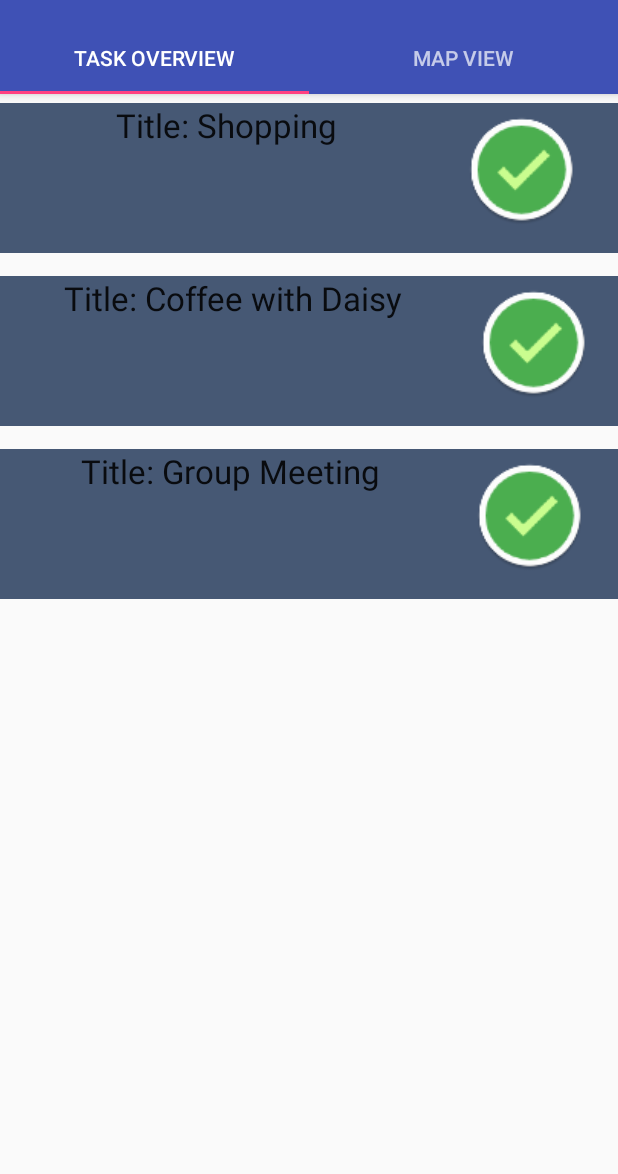
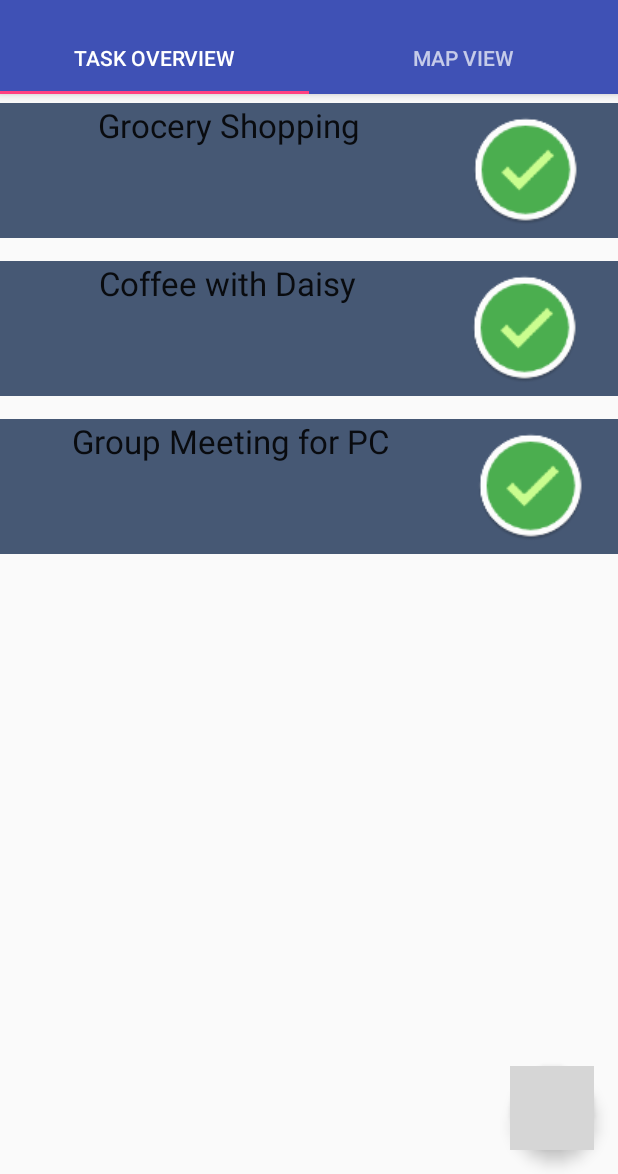
Before and after one commit to dflaxx/unima-pc2016, an Android app: the screen it shows after launch (StartActivity), on a phone screen of 412 x 824 dp, the part 62-1236 px from its top. Run offline under Robolectric (Android 15) with nearby library versions, the phone set to English and light mode, and no system bars; grey boxes are pictures that could not be loaded.

Commit message:
Added new SQL-Statements Created new Test-Data

```diff
--- a/TaskLoc/app/src/main/java/de/unima/pc2016/taskloc/application/activities/TaskListAdapter.java
+++ b/TaskLoc/app/src/main/java/de/unima/pc2016/taskloc/application/activities/TaskListAdapter.java
@@ -14,6 +14,7 @@ import java.util.ArrayList;
 import java.util.List;
 
 import de.unima.pc2016.taskloc.R;
+import de.unima.pc2016.taskloc.application.database.DataSource;
 import de.unima.pc2016.taskloc.application.database.TaskDataObject;
 
 /**
@@ -24,21 +25,49 @@ public class TaskListAdapter extends BaseAdapter {
     private List<TaskDataObject> taskList;
     private LayoutInflater mInflater;
     private Context context;
+    private DataSource dataSource;
 
 
-
-    public TaskListAdapter(Context context, ArrayList d, Resources res){
+    public TaskListAdapter(Context context, DataSource dataSource){
         super();
         this.context = context;
         taskList = new ArrayList<TaskDataObject>();
         mInflater = ( LayoutInflater ) context.
                 getSystemService(Context.LAYOUT_INFLATER_SERVICE);
+        this.dataSource = dataSource;
     }
 
     public void addTask(TaskDataObject newTask){
         taskList.add(newTask);
         Log.d(TAG,"Update Adapter was called for "+ newTask.getTitle());
         notifyDataSetChanged();
+    }
+
+    public void removeTaskByID(int id){
+        int counter = 0;
+        Thread t1 = new DeleteTaskFromDatabaseThread(id,dataSource);
+        t1.start();
+        for(TaskDataObject tmp : taskList){
+            if(tmp.getId() == id){
+                taskList.remove(counter);
+                break;
+            }
+            counter++;
+        }
+        notifyDataSetChanged();
+
+    }
+
+    private class DeleteTaskFromDatabaseThread extends Thread{
+        private int taskID;
+        private DataSource ds;
+        public DeleteTaskFromDatabaseThread(int taskID, DataSource ds){
+            this.taskID = taskID;
+            this.ds = ds;
+        }
+        public void run(){
+            ds.deleteTask(taskID);
+        }
     }
     public void clear(){
         taskList.clear();
@@ -75,8 +104,8 @@ public class TaskListAdapter extends BaseAdapter {
             TaskDataObject currTaskObject = taskList.get(position);
             holder = (TaskViewHolder) vi.getTag();
             holder.taskDescription.setText(currTaskObject.getTitle());
-            holder.taskDescription.setOnClickListener(new OnItemClickListener(position));
-            Log.d(TAG,taskList.get(position).getTitle()+ " was added to List view");
+            holder.taskDescription.setOnClickListener(new OnItemClickListener(position, currTaskObject.getId()));
+            holder.btnTaskDone.setOnClickListener(new TaskDoneListener(position, currTaskObject.getId()));
         //}
         return vi;
     }
@@ -84,15 +113,30 @@ public class TaskListAdapter extends BaseAdapter {
 
     private class OnItemClickListener  implements View.OnClickListener {
         private int mPosition;
-
-        OnItemClickListener(int position){
+        private int id;
+        OnItemClickListener(int position, int id){
             mPosition = position;
-
+            this.id = id;
         }
 
         @Override
         public void onClick(View arg0) {
             Log.d(TAG, taskList.get(mPosition)+ " was selected");
+        }
+    }
+
+    private class TaskDoneListener implements View.OnClickListener{
+        private int position;
+        private int id;
+
+        TaskDoneListener(int position, int id){
+            this.position = position;
+            this.id = id;
+        }
+
+
+        public void onClick(View view){
+            removeTaskByID(id);
         }
     }
 
--- a/TaskLoc/app/src/main/java/de/unima/pc2016/taskloc/application/activities/TaskOverviewFragment.java
+++ b/TaskLoc/app/src/main/java/de/unima/pc2016/taskloc/application/activities/TaskOverviewFragment.java
@@ -44,7 +44,7 @@ public class TaskOverviewFragment extends Fragment{
 
         list = new ArrayList<TaskDataObject>();
         //taskListAdapter = new ArrayAdapter<TaskDataObject>(rootView.getContext(), R.layout.listview_tasklist, list);
-        taskListAdapter = new TaskListAdapter(rootView.getContext(),null ,null);
+        taskListAdapter = new TaskListAdapter(rootView.getContext(),dataSource);
         ListView listView = (ListView) rootView.findViewById(R.id.task_list);
         listView.setAdapter(taskListAdapter);
 
--- a/TaskLoc/app/src/main/java/de/unima/pc2016/taskloc/application/database/CreateTestData.java
+++ b/TaskLoc/app/src/main/java/de/unima/pc2016/taskloc/application/database/CreateTestData.java
@@ -1,6 +1,7 @@
 package de.unima.pc2016.taskloc.application.database;
 
 import android.content.Context;
+import android.location.Location;
 
 import java.util.Calendar;
 import java.util.Date;
@@ -13,28 +14,54 @@ import java.util.TimeZone;
 public class CreateTestData {
     private DataSource ds;
     private final String Tag = "TaskDataObject";
+
     public CreateTestData(Context context){
         this.ds = new DataSource(context);
-
         this.createTaskData();
-        this.getTaskData();
-
+        this.creatLocationData();
+        this.createConnection();
     }
 
-    public Boolean createTaskData(){
+    public boolean createTaskData(){
         ds.clearAllTasks();
         Calendar cal = Calendar.getInstance();
         cal.setTimeZone(TimeZone.getTimeZone("GMT"));
         Date d1 =cal.getTime();
         Date d2 = cal.getTime();
 
-        ds.createNewTask("Title: Shopping", "Description: ", d1, d2, 10);
-        ds.createNewTask("Title: Coffee with Daisy", "Description: ", d1, d2, 10);
-        ds.createNewTask("Title: Group Meeting", "Description: ", d1, d2, 10);
+        ds.createNewTask("Grocery Shopping", "Description: 1", d1, d2, 10);
+        ds.createNewTask("Coffee with Daisy", "Description: 2", d1, d2, 10);
+        ds.createNewTask("Group Meeting for PC", "Description: 3", d1, d2, 10);
+        return true;
+
+    }
+
+    public boolean creatLocationData(){
+        ds.clearAllLocations();
+        Location tmpLoc1 = new Location("");
+        tmpLoc1.setLatitude(32.122098);
+        tmpLoc1.setLongitude(34.795655);
+
+        Location tmpLoc2 = new Location("");
+        tmpLoc2.setLatitude(49.487442);
+        tmpLoc2.setLongitude(8.466043);
+
+        Location tmpLoc3 = new Location("");
+        tmpLoc3.setLatitude(49.473976);
+        tmpLoc3.setLongitude(8.607746);
+        ds.createLocation(tmpLoc1);
+        ds.createLocation(tmpLoc2);
+        ds.createLocation(tmpLoc3);
         return true;
     }
 
-    public void getTaskData(){
-        List<TaskDataObject> list = ds.getAllTask();
+    public boolean createConnection(){
+        List<TaskDataObject> taskList = ds.getAllTask();
+        List<LocationDataObject> locationList = ds.getAllLocation();
+        for(TaskDataObject currTask : taskList){
+           ds.connectLocationWithPlace(locationList, currTask.getId());
+        }
+        return true;
     }
+
 }
--- a/TaskLoc/app/src/main/java/de/unima/pc2016/taskloc/application/database/DBHelper.java
+++ b/TaskLoc/app/src/main/java/de/unima/pc2016/taskloc/application/database/DBHelper.java
@@ -40,7 +40,7 @@ public class DBHelper  extends SQLiteOpenHelper{
     public static final String LOCATION_COLUMN_ID = "locationID";
     public static final String LOCATION_COLUMN_LATITUDE = "latitude";
     public static final String LOCATION_COLUMN_LONGITUDE = "longitude";
-    public static final String LOCATION_COLUMN_LOCATION = "loc";
+
 
     public static final String HASPLACE_TABEL_NAME="hasplace";
     public static final String HASPLACE_COLUMN_TASK_ID="taskID";
@@ -75,17 +75,15 @@ public class DBHelper  extends SQLiteOpenHelper{
     public static final String SQL_CREATE_LOCATION = "CREATE TABLE " + LOCATION_TABLE_NAME +
             "(" + LOCATION_COLUMN_ID + " INTEGER PRIMARY KEY AUTOINCREMENT, " +
             LOCATION_COLUMN_LATITUDE + " TEXT NOT NULL, " +
-            LOCATION_COLUMN_LONGITUDE + " TEXT NOT NULL, " +
-            LOCATION_COLUMN_LOCATION + " TEXT NOT NULL);";
+            LOCATION_COLUMN_LONGITUDE + " TEXT NOT NULL);";
 
     public static final String SQL_CREATE_HASPLACE = "CREATE TABLE " + HASPLACE_TABEL_NAME +
             "(" +
-            HASPLACE_COLUMN_LOCATION_ID + " TEXT NOT NULL, " +
-            HASPLACE_COLUMN_TASK_ID + " TEXT NOT NULL, " +
-            LOCATION_COLUMN_LOCATION + " TEXT NOT NULL," +
+            HASPLACE_COLUMN_LOCATION_ID + " INTEGER NOT NULL, " +
+            HASPLACE_COLUMN_TASK_ID + " INTEGER NOT NULL, " +
             "PRIMARY KEY("+HASPLACE_COLUMN_TASK_ID+","+HASPLACE_COLUMN_LOCATION_ID+"), "+
-            "FOREIGN KEY("+HASPLACE_COLUMN_LOCATION_ID+") REFERENCES "+LOCATION_TABLE_NAME+"("+ LOCATION_COLUMN_ID+"), "+
-            "FOREIGN KEY("+HASPLACE_COLUMN_TASK_ID+") REFERENCES "+TASK_TABLE_NAME+"("+ TASK_COLUMN_TASK_ID+"));";
+            "FOREIGN KEY("+HASPLACE_COLUMN_LOCATION_ID+") REFERENCES "+LOCATION_TABLE_NAME+"("+ LOCATION_COLUMN_ID+") ON DELETE CASCADE, "+
+            "FOREIGN KEY("+HASPLACE_COLUMN_TASK_ID+") REFERENCES "+TASK_TABLE_NAME+"("+ TASK_COLUMN_TASK_ID+") ON DELETE CASCADE);";
 
 
     public DBHelper(Context context){
@@ -93,7 +91,6 @@ public class DBHelper  extends SQLiteOpenHelper{
         Log.d(LOG_TAG, "DbHelper hat die Datenbank: " + getDatabaseName() + " erzeugt.");
         this.db = this.getWritableDatabase();
         if (!db.isReadOnly()) {
-            // Enable foreign key constraints
             db.execSQL("PRAGMA foreign_keys=ON;");
         }
         this.onCreate(db);
--- a/TaskLoc/app/src/main/java/de/unima/pc2016/taskloc/application/database/DataSource.java
+++ b/TaskLoc/app/src/main/java/de/unima/pc2016/taskloc/application/database/DataSource.java
@@ -18,10 +18,6 @@ public class DataSource {
     private SQLiteDatabase database;
     private DBHelper dbHelper;
     private Context context;
-
-
-
-
 
     public DataSource(Context context) {
         Log.d(TAG, "Unsere DataSource erzeugt jetzt den dbHelper.");
@@ -45,11 +41,25 @@ public class DataSource {
         Cursor cursor =this.getReadableDB().rawQuery(getAllUser, null);
         return null;
     }
-    public void getUserByID(int ID){
-
+    public void getUserByID(int id){
+        String getByID = "Select from "+DBHelper.USER_TABLE_NAME+
+                " WHERE "+DBHelper.USER_COLUMN_USER_ID+" = "+id+";";
     }
-    public void createNewUser(String name, String surname, int Age){
-
+    public void createNewUser(String name, String surname, int age, String streetName, String livingPlace){
+        String createUser = "Insert INTO ("+DBHelper.TASK_TABLE_NAME+", "+
+                DBHelper.USER_COLUMN_USER_ID+", "+
+                DBHelper.USER_COLUMN_USER_NAME+", "+
+                DBHelper.USER_COLUMN_USER_SURNAME+", "+
+                DBHelper.USER_COLUMN_USER_AGE+", "+
+                DBHelper.USER_COLUMN_STREET+", "+
+                DBHelper.USER_COLUMN_LIVING_PLACE+") VALUES("+
+                "NULL, '"+
+                name+", '"+
+                surname+"', "+
+                age+"', "+
+                streetName+", '"+
+                livingPlace+"');";
+        this.getWritableDB().execSQL(createUser);
     }
 
     /*
@@ -90,7 +100,7 @@ public class DataSource {
 
 
     public void deleteTask(int id){
-        String deleteTask = "DELETE * FROM"+DBHelper.TASK_TABLE_NAME+" WHERE"+
+        String deleteTask = "DELETE FROM "+DBHelper.TASK_TABLE_NAME+" WHERE "+
                 DBHelper.TASK_COLUMN_TASK_ID+"="+Integer.toString(id)+";";
         this.getWritableDB().execSQL(deleteTask);
     }
@@ -125,26 +135,101 @@ public class DataSource {
         Log.d(TAG, "Deleted all old Tasks");
     }
     public void deleteTaskByID(int id){
+        String deleteByID = "DELETE FROM "+ DBHelper.TASK_TABLE_NAME+
+                "WHERE "+DBHelper.TASK_COLUMN_TASK_ID+ " = "+id+";";
+        this.getWritableDB().execSQL(deleteByID);
+        Log.d(TAG, "Deleted all old Tasks");
+    }
 
+
+    /*
+     *
+     *
+     *
+     *
+     *Location-Queries
+     *
+     *
+     *
+     *
+     */
+    public List<LocationDataObject> getAllLocation(){
+        String getLoc = "Select *  from "+DBHelper.LOCATION_TABLE_NAME+";";
+        Cursor cursor = this.getReadableDB().rawQuery(getLoc,null);
+
+        if(cursor != null && cursor.getCount()>0){
+            return this.creatLocationObjects(cursor);
+        }else{
+            return null;
+        }
+
+    }
+    public TaskDataObject getLocationByName(String name){
+        return null;
+    }
+    public void createLocation(String name, String latitude, String longitude){
+        String createNewTask = "INSERT INTO "+DBHelper.LOCATION_TABLE_NAME+" ("+
+                DBHelper.LOCATION_COLUMN_ID+", "+
+                DBHelper.LOCATION_COLUMN_LATITUDE+", "+
+                DBHelper.LOCATION_COLUMN_LONGITUDE+") VALUES ("+
+                "NULL, '"+
+                latitude+"', '"+
+                longitude+");";
+        this.getWritableDB().execSQL(createNewTask);
+        Log.d(TAG, "New Location was added to the database");
+    }
+    public void createLocation(Location location){
+        String createNewTask = "INSERT INTO "+DBHelper.LOCATION_TABLE_NAME+" ("+
+                DBHelper.LOCATION_COLUMN_ID+", "+
+                DBHelper.LOCATION_COLUMN_LATITUDE+", "+
+                DBHelper.LOCATION_COLUMN_LONGITUDE+") VALUES ("+
+                "NULL, '"+
+                location.getLatitude()+"', '"+
+                location.getLongitude()+"');";
+        this.getWritableDB().execSQL(createNewTask);
+        Log.d(TAG, "New Location was added to the database");
+    }
+    public void deleteLocation(int locationID){
+        String deleteLoc = "DELETE FROM "+DBHelper.LOCATION_TABLE_NAME+
+                " WHERE "+DBHelper.LOCATION_COLUMN_ID+" = "+locationID+";";
+        this.getWritableDB().execSQL(deleteLoc);
+        Log.d(TAG, "Deleted location "+ locationID);
+    }
+    public void clearAllLocations(){
+        String deleteAllLocation = "DELETE FROM "+ DBHelper.LOCATION_TABLE_NAME+";";
+        this.getWritableDB().execSQL(deleteAllLocation);
+        Log.d(TAG, "Deleted all old Locations");
     }
 
     /*
-     *Location-Queries
+        HAS_PLACE TABLE
      */
-    public void getAllLocation(){
+    public void connectLocationWithPlace(int taskID,List<Integer> locations){
 
+        for(Integer tmpLocation : locations){
+            String con = "INSERT INTO "+DBHelper.HASPLACE_TABEL_NAME+" ("+
+                    DBHelper.HASPLACE_COLUMN_TASK_ID+", "+
+                    DBHelper.TASK_COLUMN_RANGE+") VALUES ("+
+                    tmpLocation+", "+
+                    taskID+");";
+            this.getWritableDB().execSQL(con);
+
+        }
+        Log.d(TAG, "Task was connected to "+locations.size());
     }
-    public void getLocationByName(String name){
 
-    }
-    public void createLocation(String name, String latitude, String longitude){
+    public void connectLocationWithPlace(List<LocationDataObject> locations, int taskID){
 
-    }
-    public void createLocation(Location location){
+        for(LocationDataObject tmpLocation : locations){
+            String con = "INSERT INTO "+DBHelper.HASPLACE_TABEL_NAME+" ("+
+                    DBHelper.HASPLACE_COLUMN_TASK_ID+", "+
+                    DBHelper.HASPLACE_COLUMN_LOCATION_ID+") VALUES ("+
+                    tmpLocation.getId()+", "+
+                    taskID+");";
+            this.getWritableDB().execSQL(con);
 
-    }
-    public void deleteLocation(int locationID){
-
+        }
+        Log.d(TAG, "Task was connected to "+locations.size());
     }
 
     /*
@@ -168,5 +253,29 @@ public class DataSource {
         c.close();
         return taskList;
     }
+    /*
+       Create Location Object
+     */
+    public List<LocationDataObject> creatLocationObjects(Cursor c){
+        List<LocationDataObject> locationList = new ArrayList<LocationDataObject>();
+        if(c!=null){
+            c.moveToFirst();
+            do{
+                String[] attributes = new String[c.getColumnCount()];
+                for(int i=0; i<c.getColumnCount(); i++){ //ID does not need to be saved in Location Object --> Start from one
+                    attributes[i] = c.getString(i);
+                }
+                LocationDataObject tmp = new LocationDataObject();
+                tmp.setLocation(
+                        Integer.parseInt(attributes[0]),
+                        Double.parseDouble(attributes[1]),
+                        Double.parseDouble(attributes[2]));
+                locationList.add(tmp);
+                tmp = null;
+            }while(c.moveToNext());
 
+        }
+        c.close();
+        return locationList;
+    }
 }
--- a/TaskLoc/app/src/main/java/de/unima/pc2016/taskloc/application/database/LocationDataObject.java
+++ b/TaskLoc/app/src/main/java/de/unima/pc2016/taskloc/application/database/LocationDataObject.java
@@ -7,14 +7,28 @@ import android.location.Location;
  */
 public class LocationDataObject {
     private Location location;
+    private int id;
 
-    public void setLocation(double latitude, double longitude){
+    public LocationDataObject(){
         this.location = new Location("");
+        id = -1; //Default value
+    }
+    public void setLocation(int id, double latitude, double longitude){
         this.location.setLatitude(latitude);
         this.location.setLongitude(longitude);
+        this.id = id;
     }
+
+    public void setLocation(Location location){
+        this.location = location;
+    }
+
     public Location geLocation(){
        return this.location;
     }
 
+    public int getId(){
+        return id;
+    }
+
 }
--- a/TaskLoc/app/src/main/res/layout/activity_start.xml
+++ b/TaskLoc/app/src/main/res/layout/activity_start.xml
@@ -30,4 +30,12 @@
 
     <include layout="@layout/content_start" />
 
+    <android.support.design.widget.FloatingActionButton
+        android:id="@+id/fabAddTask"
+        android:layout_width="wrap_content"
+        android:layout_height="wrap_content"
+        android:layout_gravity="bottom|end"
+        android:layout_margin="@dimen/fab_margin"
+        android:src="@mipmap/add_task" />
+
 </android.support.design.widget.CoordinatorLayout>
--- a/TaskLoc/app/src/main/res/layout/tasklist_item.xml
+++ b/TaskLoc/app/src/main/res/layout/tasklist_item.xml
@@ -4,7 +4,6 @@
     android:layout_width="match_parent"
     android:layout_height="wrap_content"
     android:weightSum="1"
-    android:paddingBottom="10dp"
     android:background="#465874">
     <TextView
         android:layout_width="wrap_content"
--- a/TaskLoc/app/src/main/res/values/strings.xml
+++ b/TaskLoc/app/src/main/res/values/strings.xml
@@ -4,4 +4,5 @@
     <string name="title_activity_start">TaskLoc</string>
     <string name="title_activity_maps">Map</string>
     <string name="google_app_id">YOUR_PROJECT_NUMBER</string>
+    <string name="title_activity_fickdich">Fickdich</string>
 </resources>
```
Also changed, not shown: TaskLoc/app/src/main/AndroidManifest.xml (+4 -4 lines), TaskLoc/app/src/debug/add_task-web.png (added), TaskLoc/app/src/debug/res/mipmap-hdpi/add_task.png (added), TaskLoc/app/src/debug/res/mipmap-mdpi/add_task.png (added), TaskLoc/app/src/debug/res/mipmap-xhdpi/add_task.png (added), TaskLoc/app/src/debug/res/mipmap-xxhdpi/add_task.png (added), TaskLoc/app/src/debug/res/mipmap-xxxhdpi/add_task.png (added), TaskLoc/app/src/main/add_task-web.png (added).
